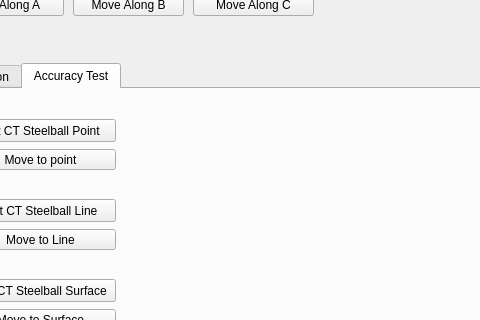
The window that Plugins/org.mitk.lancet.recordandmove/src/internal/RecordAndMoveControls.ui (zhaomengxiao/LancetMITK-Adition) describes before a commit, drawn with Qt 5; both pictures show x 87 to 567 and y 217 to 537 of the 963 by 712 pixel window.
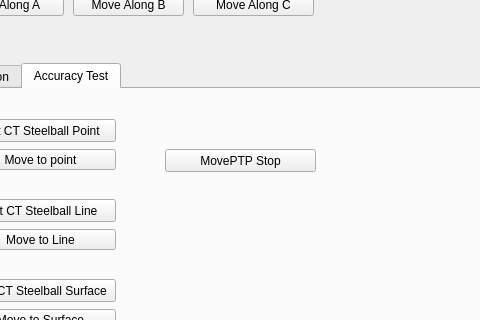
The same window after the commit. Custom widgets are drawn as their Qt base class.

Commit message:
Feature/recordAndMove Add Line Accuracy test 1
Feature/recordAndMove Add Line Accuracy test 1

Diff of the .ui file:
```diff
--- a/Plugins/org.mitk.lancet.recordandmove/src/internal/RecordAndMoveControls.ui
+++ b/Plugins/org.mitk.lancet.recordandmove/src/internal/RecordAndMoveControls.ui
@@ -343,6 +343,19 @@
        <string>Get CT Steelball Surface</string>
       </property>
      </widget>
+     <widget class="QPushButton" name="pushButton_movePTPStop">
+      <property name="geometry">
+       <rect>
+        <x>210</x>
+        <y>40</y>
+        <width>151</width>
+        <height>23</height>
+       </rect>
+      </property>
+      <property name="text">
+       <string>MovePTP Stop</string>
+      </property>
+     </widget>
     </widget>
    </widget>
   </widget>
```
The commit also changes 2 other files.
